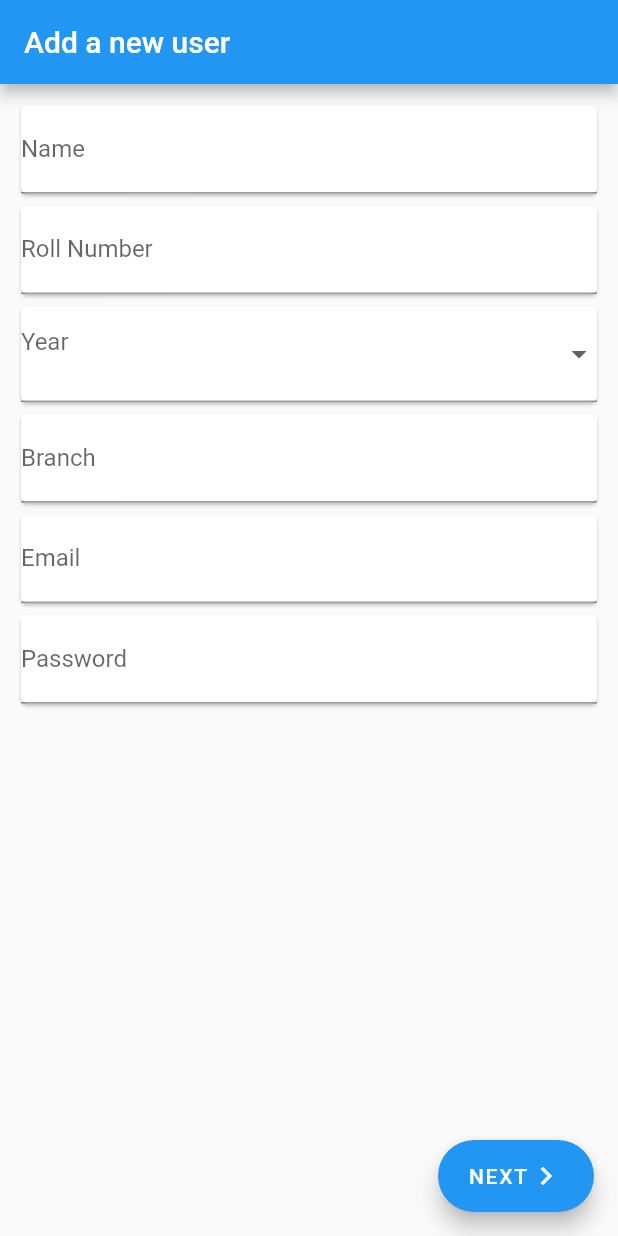
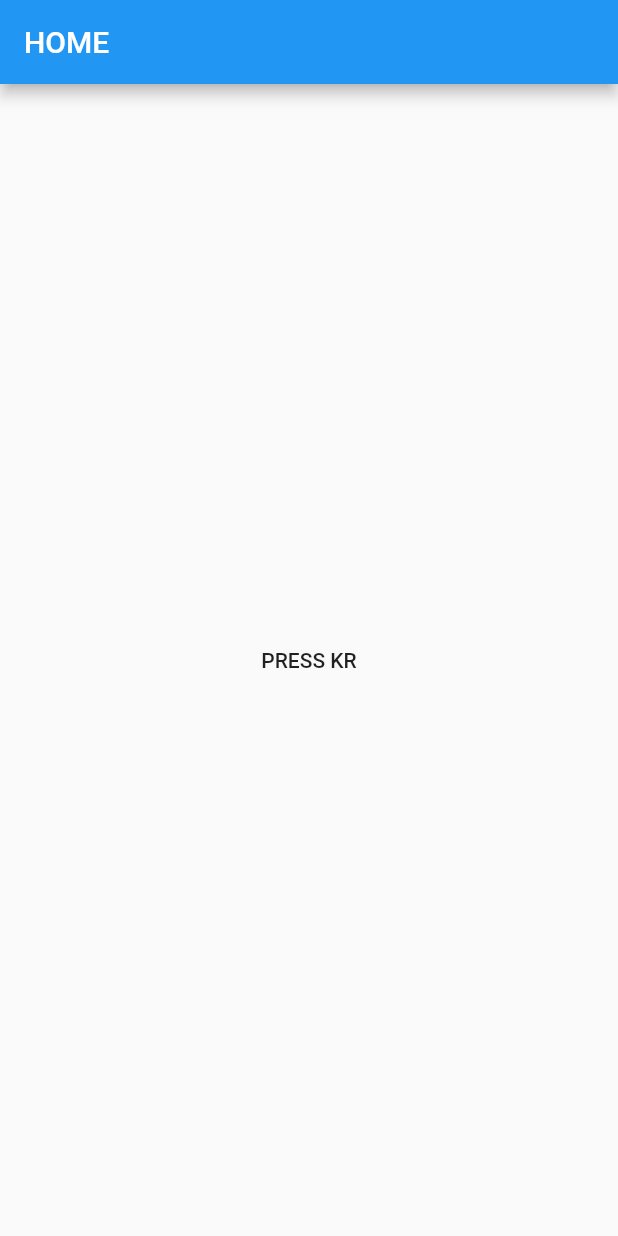
Before and after one commit to utsav-07/genesisandroid, a Flutter app: the screen it shows after launch, on a phone screen of 412 x 824 dp. Run offline on Flutter 3.47's test engine with Material 2 defaults, Android fonts, the phone set to English and light mode, and no system bars; our stand-ins replace firebase_auth, firebase_core, shared_preferences; accounts and stored records are empty.

Commit message:
Backend Added for user info
,,

```diff
--- a/lib/main.dart
+++ b/lib/main.dart
@@ -1,6 +1,8 @@
 import 'package:firebase_auth/firebase_auth.dart';
 import 'package:firebase_core/firebase_core.dart';
 import 'package:flutter/material.dart';
+import 'package:genesis/providers/myinfo.dart';
+import 'package:genesis/screens/home.dart';
 import 'package:genesis/screens/new_user.dart';
 import './providers/new_user_provider.dart';
 import 'package:provider/provider.dart';
@@ -16,7 +18,10 @@ class MyApp extends StatelessWidget {
   @override
   Widget build(BuildContext context) {
     return MultiProvider(
-      providers: [ChangeNotifierProvider.value(value: NewUserInfo())],
+        providers: [
+          ChangeNotifierProvider.value(value: NewUserInfo()),
+          ChangeNotifierProvider.value(value: MyInfo())
+        ],
         child: MaterialApp(
             initialRoute: '/',
             routes: {},
@@ -25,8 +30,6 @@ class MyApp extends StatelessWidget {
               primarySwatch: Colors.blue,
               visualDensity: VisualDensity.adaptivePlatformDensity,
             ),
-        home: Newuser(),
-      ),
-    );
+            home: Home()));
   }
 }
--- a/lib/providers/new_user_provider.dart
+++ b/lib/providers/new_user_provider.dart
@@ -1,5 +1,4 @@
 import 'dart:convert';
-
 import 'package:firebase_auth/firebase_auth.dart';
 import 'package:firebase_core/firebase_core.dart';
 import 'package:flutter/material.dart';
--- /dev/null
+++ b/lib/screens/home.dart
@@ -0,0 +1,21 @@
+import 'package:flutter/material.dart';
+import 'package:genesis/providers/myinfo.dart';
+import 'package:provider/provider.dart';
+
+class Home extends StatelessWidget {
+  @override
+  Widget build(BuildContext context) {
+    return Scaffold(
+      appBar: AppBar(
+        title: const Text("HOME"),
+      ),
+      body: Center(
+        child: FlatButton(
+            onPressed: () {
+              Provider.of<MyInfo>(context, listen: false).retrieveinfo();
+            },
+            child: Text("PRESS KR")),
+      ),
+    );
+  }
+}
```
Also changed, not shown: lib/providers/myinfo.dart (added, +35 -0 lines), 1 other file. Lines whose indentation alone changed are shown as unchanged.
